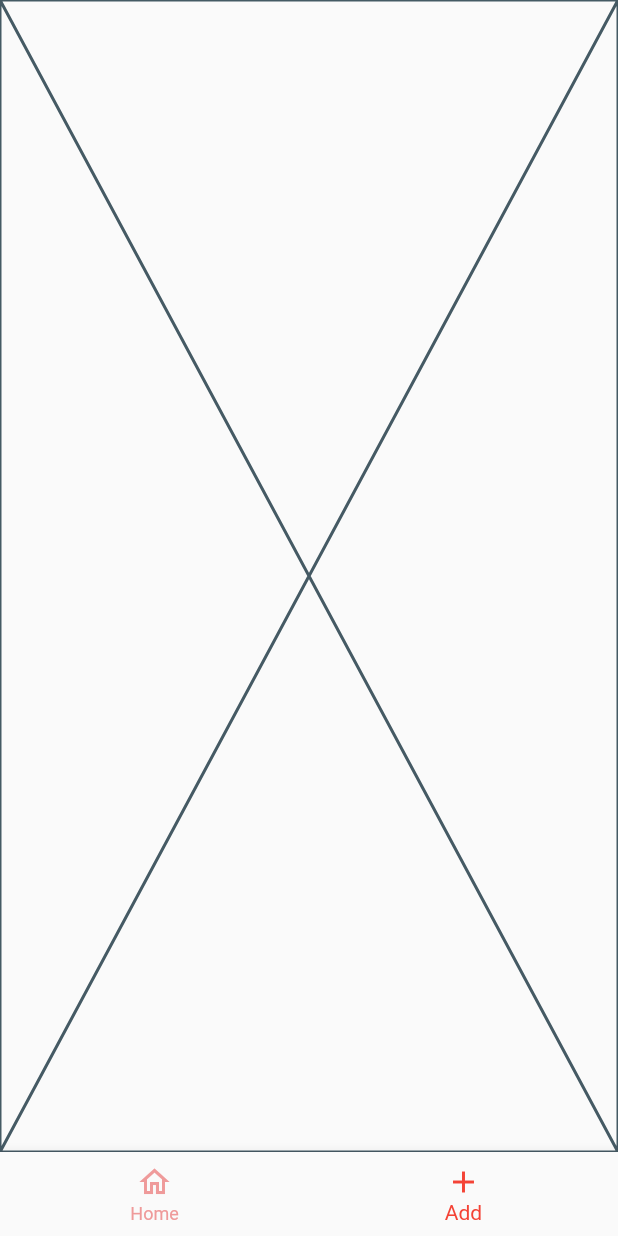
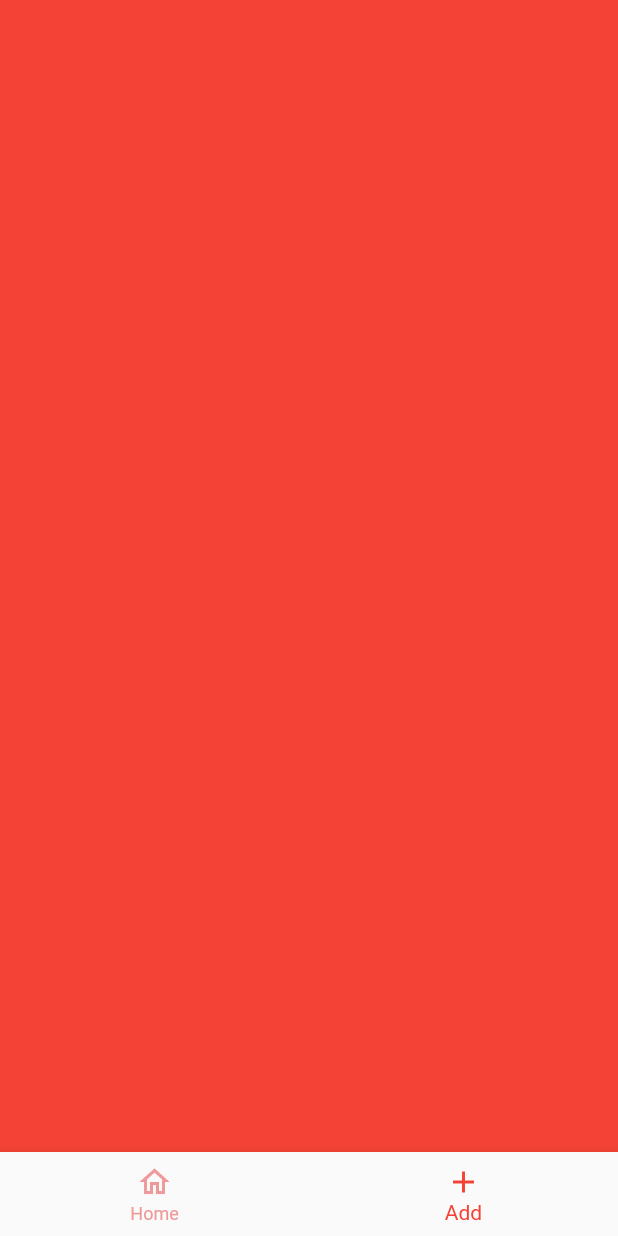
Before and after one commit to zehraeryoldas/socialmediafeedapp, a Flutter app: the screen it shows after launch, item 2 of the bottom bar chosen, on a phone screen of 412 x 824 dp. Run offline on Flutter 3.47's test engine with Material 2 defaults, Android fonts, the phone set to English and light mode, and no system bars; our stand-ins replace get.

Commit message:
container added

```diff
--- a/lib/users/fragments/home_fragment.dart
+++ b/lib/users/fragments/home_fragment.dart
@@ -10,6 +10,6 @@ class HomeFragmentScreen extends StatefulWidget {
 class _HomeFragmentScreenState extends State<HomeFragmentScreen> {
   @override
   Widget build(BuildContext context) {
-    return const Placeholder();
+    return Container();
   }
 }
--- a/lib/users/fragments/upload_item.dart
+++ b/lib/users/fragments/upload_item.dart
@@ -11,6 +11,8 @@ class UploadItemFragmentScreen extends StatefulWidget {
 class _UploadItemFragmentScreenState extends State<UploadItemFragmentScreen> {
   @override
   Widget build(BuildContext context) {
-    return const Placeholder();
+    return Container(
+      color: Colors.red,
+    );
   }
 }
```
